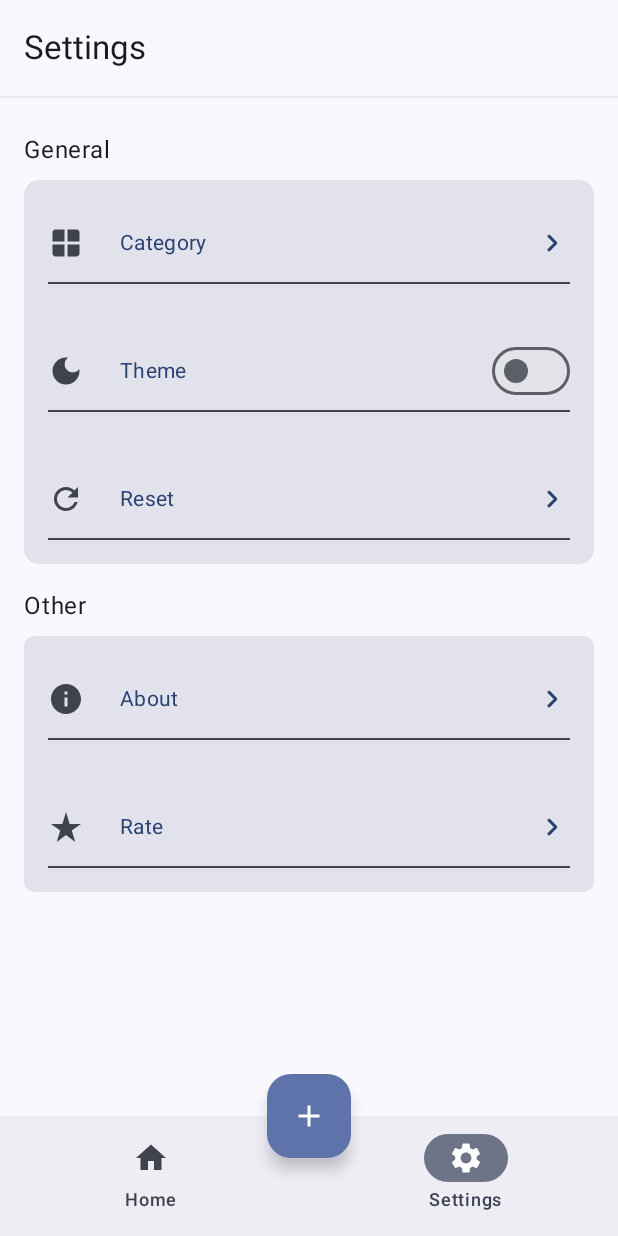
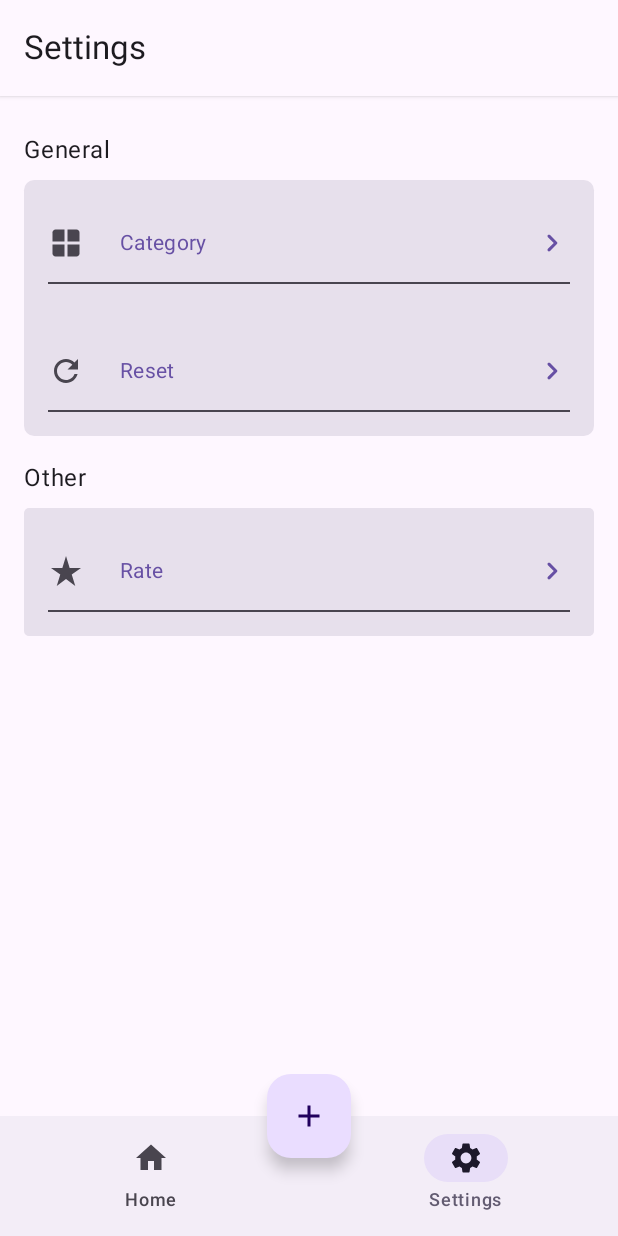
Before and after one commit to zuludin04/BuQu, an Android app built with Jetpack Compose: the screen it shows after launch (MainActivity), item 2 of the bottom bar chosen, on a phone screen of 412 x 824 dp. Run offline under Robolectric (Android 15) with nearby library versions, the phone set to English and light mode, and no system bars; our stand-ins replace Dagger/Hilt's generated code, Room's generated code, accompanist; 1 statement that could not run was skipped.

Commit message:
refactor: theme selector

```diff
--- a/app/src/main/java/com/app/zuludin/buqu/core/theme/Theme.kt
+++ b/app/src/main/java/com/app/zuludin/buqu/core/theme/Theme.kt
@@ -104,7 +104,7 @@ fun BuQuTheme(
     }
 
     MaterialTheme(
-        colorScheme = colorScheme,
+        colorScheme = lightScheme,
         typography = AppTypography,
         content = content
     )
--- a/app/src/main/java/com/app/zuludin/buqu/ui/settings/SettingsScreen.kt
+++ b/app/src/main/java/com/app/zuludin/buqu/ui/settings/SettingsScreen.kt
@@ -39,14 +39,14 @@ fun SettingsScreen(onOpenCategorySelectScreen: () -> Unit) {
                     iconDesc = "",
                     onClick = onOpenCategorySelectScreen,
                 )
-                SettingsSwitchComp(
-                    name = "Theme",
-                    icon = R.drawable.ic_theme,
-                    iconDesc = "",
-//                    state =
-                ) {
-
-                }
+//                SettingsSwitchComp(
+//                    name = "Theme",
+//                    icon = R.drawable.ic_theme,
+//                    iconDesc = "",
+////                    state =
+//                ) {
+//
+//                }
                 SettingsClickableComp(
                     name = "Reset",
                     icon = R.drawable.ic_reset,
@@ -56,12 +56,12 @@ fun SettingsScreen(onOpenCategorySelectScreen: () -> Unit) {
             }
 
             SettingsGroup(name = "Other") {
-                SettingsClickableComp(
-                    name = "About",
-                    icon = R.drawable.ic_about,
-                    iconDesc = "",
-                    onClick = { },
-                )
+//                SettingsClickableComp(
+//                    name = "About",
+//                    icon = R.drawable.ic_about,
+//                    iconDesc = "",
+//                    onClick = { },
+//                )
                 SettingsClickableComp(
                     name = "Rate",
                     icon = R.drawable.ic_rate,
```
